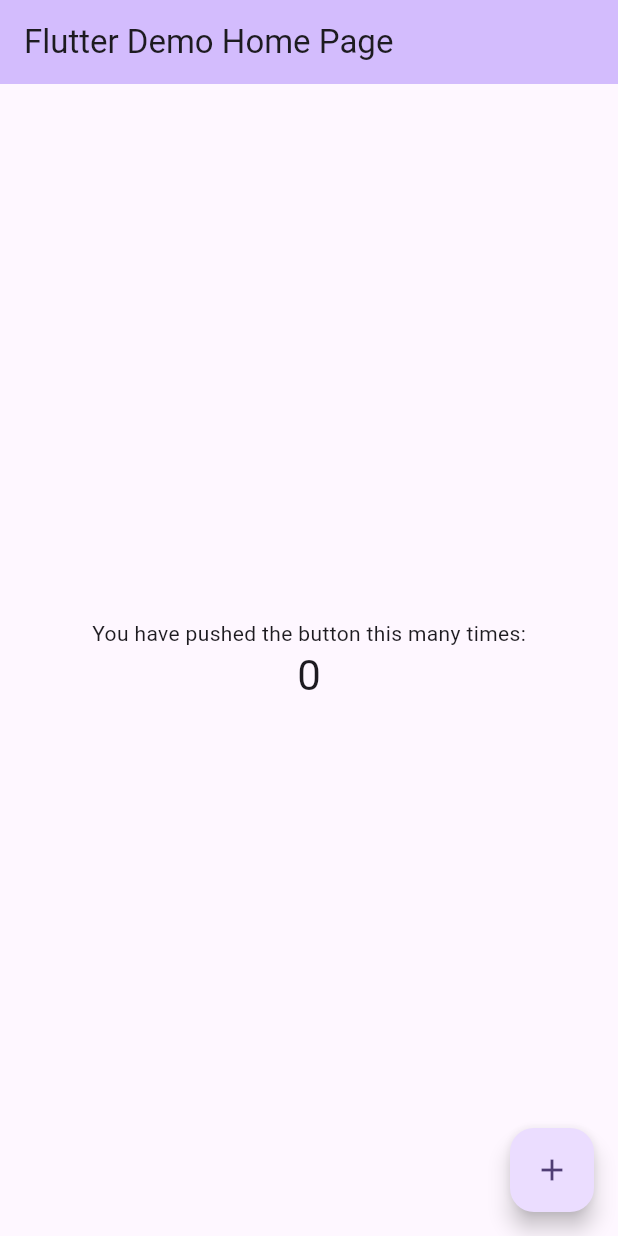
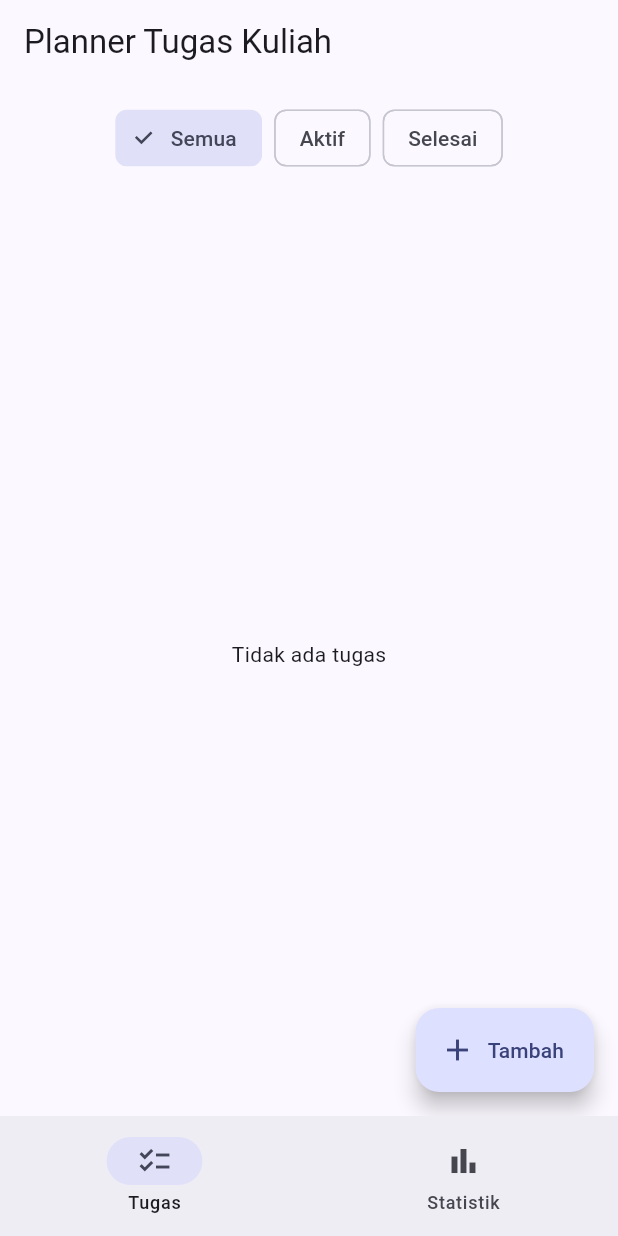
Before and after one commit to lastriputri27-del/pm-tugas-07-4243250037, a Flutter app: the screen it shows after launch, on a phone screen of 412 x 824 dp. Run offline on Flutter 3.47's test engine with Material 3 defaults, Android fonts, the phone set to English and light mode, and no system bars; our stand-ins replace go_router.

Commit message:
feat: tambah model TugasKuliah, PlannerModel, dan unit test

```diff
--- /dev/null
+++ b/lib/halaman_daftar.dart
@@ -0,0 +1,111 @@
+import 'package:flutter/material.dart';
+import 'package:go_router/go_router.dart';
+import 'package:provider/provider.dart';
+
+import 'planner_model.dart';
+
+enum FilterTugas { semua, aktif, selesai }
+
+class HalamanDaftar extends StatefulWidget {
+  const HalamanDaftar({super.key});
+
+  @override
+  State<HalamanDaftar> createState() => _HalamanDaftarState();
+}
+
+class _HalamanDaftarState extends State<HalamanDaftar> {
+  // EPHEMERAL STATE: filter hanya dipakai halaman ini -> cukup setState
+  FilterTugas _filter = FilterTugas.semua;
+
+  static const _label = {
+    FilterTugas.semua: 'Semua',
+    FilterTugas.aktif: 'Aktif',
+    FilterTugas.selesai: 'Selesai',
+  };
+
+  bool _lolos(TugasKuliah t) => switch (_filter) {
+        FilterTugas.semua => true,
+        FilterTugas.aktif => !t.selesai,
+        FilterTugas.selesai => t.selesai,
+      };
+
+  @override
+  Widget build(BuildContext context) {
+    // watch: daftar dibangun ulang setiap state bersama berubah
+    final daftar = context.watch<PlannerModel>().tugas.where(_lolos).toList();
+
+    return Scaffold(
+      appBar: AppBar(title: const Text('Planner Tugas Kuliah')),
+      body: Column(
+        children: [
+          Padding(
+            padding: const EdgeInsets.all(12),
+            child: Wrap(
+              spacing: 8,
+              children: [
+                for (final f in FilterTugas.values)
+                  FilterChip(
+                    label: Text(_label[f]!),
+                    selected: _filter == f,
+                    onSelected: (_) => setState(() => _filter = f),
+                  ),
+              ],
+            ),
+          ),
+          Expanded(
+            child: daftar.isEmpty
+                ? const Center(child: Text('Tidak ada tugas'))
+                : ListView.separated(
+                    itemCount: daftar.length,
+                    separatorBuilder: (context, i) =>
+                        const Divider(height: 1),
+                    itemBuilder: (context, i) => _ItemTugas(tugas: daftar[i]),
+                  ),
+          ),
+        ],
+      ),
+      floatingActionButton: FloatingActionButton.extended(
+        onPressed: () => context.push('/tambah'),
+        icon: const Icon(Icons.add),
+        label: const Text('Tambah'),
+      ),
+    );
+  }
+}
+
+class _ItemTugas extends StatelessWidget {
+  const _ItemTugas({required this.tugas});
+
+  final TugasKuliah tugas;
+
+  @override
+  Widget build(BuildContext context) {
+    final skema = Theme.of(context).colorScheme;
+    final hariIni = DateUtils.dateOnly(DateTime.now());
+    final terlambat = !tugas.selesai && tugas.tenggat.isBefore(hariIni);
+
+    return ListTile(
+      leading: Checkbox(
+        value: tugas.selesai,
+        // read di dalam callback: tidak perlu mendengarkan
+        onChanged: (_) => context.read<PlannerModel>().tandaiSelesai(tugas.id),
+      ),
+      title: Text(
+        tugas.judul,
+        style: TextStyle(
+          decoration: tugas.selesai ? TextDecoration.lineThrough : null,
+        ),
+      ),
+      subtitle: Text(
+        '${tugas.mataKuliah} · ${tugas.tenggat.tanggal}'
+        '${terlambat ? ' (terlambat)' : ''}',
+        style: TextStyle(color: terlambat ? skema.error : null),
+      ),
+      trailing: IconButton(
+        icon: const Icon(Icons.delete_outline),
+        tooltip: 'Hapus',
+        onPressed: () => context.read<PlannerModel>().hapus(tugas.id),
+      ),
+    );
+  }
+}
--- a/lib/main.dart
+++ b/lib/main.dart
@@ -1,121 +1,102 @@
 import 'package:flutter/material.dart';
+import 'package:go_router/go_router.dart';
+import 'package:provider/provider.dart';
 
-void main() {
-  runApp(const MyApp());
-}
+import 'halaman_daftar.dart';
+import 'halaman_form.dart';
+import 'halaman_statistik.dart';
+import 'planner_model.dart';
 
-class MyApp extends StatelessWidget {
-  const MyApp({super.key});
+void main() => runApp(
+      ChangeNotifierProvider(
+        create: (_) => PlannerModel(), // satu objek untuk seluruh aplikasi
+        child: const PlannerApp(),
+      ),
+    );
 
-  // This widget is the root of your application.
+final _router = GoRouter(
+  initialLocation: '/daftar',
+  routes: [
+    StatefulShellRoute.indexedStack(
+      builder: (context, state, shell) =>
+          KerangkaNavigasi(navigationShell: shell),
+      branches: [
+        StatefulShellBranch(routes: [
+          GoRoute(
+            path: '/daftar',
+            builder: (context, state) => const HalamanDaftar(),
+          ),
+        ]),
+        StatefulShellBranch(routes: [
+          GoRoute(
+            path: '/statistik',
+            builder: (context, state) => const HalamanStatistik(),
+          ),
+        ]),
+      ],
+    ),
+    // Di luar shell: form tampil menutupi bar navigasi
+    GoRoute(
+      path: '/tambah',
+      builder: (context, state) => const HalamanForm(),
+    ),
+  ],
+);
+
+class PlannerApp extends StatelessWidget {
+  const PlannerApp({super.key});
+
   @override
   Widget build(BuildContext context) {
-    return MaterialApp(
-      title: 'Flutter Demo',
+    return MaterialApp.router(
+      title: 'Planner Tugas Kuliah',
       theme: ThemeData(
-        // This is the theme of your application.
-        //
-        // TRY THIS: Try running your application with "flutter run". You'll see
-        // the application has a purple toolbar. Then, without quitting the app,
-        // try changing the seedColor in the colorScheme below to Colors.green
-        // and then invoke "hot reload" (save your changes or press the "hot
-        // reload" button in a Flutter-supported IDE, or press "r" if you used
-        // the command line to start the app).
-        //
-        // Notice that the counter didn't reset back to zero; the application
-        // state is not lost during the reload. To reset the state, use hot
-        // restart instead.
-        //
-        // This works for code too, not just values: Most code changes can be
-        // tested with just a hot reload.
-        colorScheme: .fromSeed(seedColor: Colors.deepPurple),
+        colorSchemeSeed: Colors.indigo,
+        useMaterial3: true,
       ),
-      home: const MyHomePage(title: 'Flutter Demo Home Page'),
+      routerConfig: _router,
     );
   }
 }
 
-class MyHomePage extends StatefulWidget {
-  const MyHomePage({super.key, required this.title});
+class KerangkaNavigasi extends StatelessWidget {
+  const KerangkaNavigasi({super.key, required this.navigationShell});
 
-  // This widget is the home page of your application. It is stateful, meaning
-  // that it has a State object (defined below) that contains fields that affect
-  // how it looks.
-
-  // This class is the configuration for the state. It holds the values (in this
-  // case the title) provided by the parent (in this case the App widget) and
-  // used by the build method of the State. Fields in a Widget subclass are
-  // always marked "final".
-
-  final String title;
-
-  @override
-  State<MyHomePage> createState() => _MyHomePageState();
-}
-
-class _MyHomePageState extends State<MyHomePage> {
-  int _counter = 0;
-
-  void _incrementCounter() {
-    setState(() {
-      // This call to setState tells the Flutter framework that something has
-      // changed in this State, which causes it to rerun the build method below
-      // so that the display can reflect the updated values. If we changed
-      // _counter without calling setState(), then the build method would not be
-      // called again, and so nothing would appear to happen.
-      _counter++;
-    });
-  }
+  final StatefulNavigationShell navigationShell;
 
   @override
   Widget build(BuildContext context) {
-    // This method is rerun every time setState is called, for instance as done
-    // by the _incrementCounter method above.
-    //
-    // The Flutter framework has been optimized to make rerunning build methods
-    // fast, so that you can just rebuild anything that needs updating rather
-    // than having to individually change instances of widgets.
+    // select: widget ini dibangun ulang HANYA bila jumlahItem aktif berubah
+    final aktif = context.select((PlannerModel m) => m.jumlahAktif);
+
     return Scaffold(
-      appBar: AppBar(
-        // TRY THIS: Try changing the color here to a specific color (to
-        // Colors.amber, perhaps?) and trigger a hot reload to see the AppBar
-        // change color while the other colors stay the same.
-        backgroundColor: Theme.of(context).colorScheme.inversePrimary,
-        // Here we take the value from the MyHomePage object that was created by
-        // the App.build method, and use it to set our appbar title.
-        title: Text(widget.title),
-      ),
-      body: Center(
-        // Center is a layout widget. It takes a single child and positions it
-        // in the middle of the parent.
-        child: Column(
-          // Column is also a layout widget. It takes a list of children and
-          // arranges them vertically. By default, it sizes itself to fit its
-          // children horizontally, and tries to be as tall as its parent.
-          //
-          // Column has various properties to control how it sizes itself and
-          // how it positions its children. Here we use mainAxisAlignment to
-          // center the children vertically; the main axis here is the vertical
-          // axis because Columns are vertical (the cross axis would be
-          // horizontal).
-          //
-          // TRY THIS: Invoke "debug painting" (choose the "Toggle Debug Paint"
-          // action in the IDE, or press "p" in the console), to see the
-          // wireframe for each widget.
-          mainAxisAlignment: .center,
-          children: [
-            const Text('You have pushed the button this many times:'),
-            Text(
-              '$_counter',
-              style: Theme.of(context).textTheme.headlineMedium,
+      body: navigationShell,
+      bottomNavigationBar: NavigationBar(
+        selectedIndex: navigationShell.currentIndex,
+        onDestinationSelected: (i) => navigationShell.goBranch(
+          i,
+          initialLocation: i == navigationShell.currentIndex,
+        ),
+        destinations: [
+          NavigationDestination(
+            icon: Badge.count(
+              count: aktif,
+              isLabelVisible: aktif > 0,
+              child: const Icon(Icons.checklist_outlined),
             ),
-          ],
-        ),
-      ),
-      floatingActionButton: FloatingActionButton(
-        onPressed: _incrementCounter,
-        tooltip: 'Increment',
-        child: const Icon(Icons.add),
+            selectedIcon: Badge.count(
+              count: aktif,
+              isLabelVisible: aktif > 0,
+              child: const Icon(Icons.checklist),
+            ),
+            label: 'Tugas',
+          ),
+          const NavigationDestination(
+            icon: Icon(Icons.bar_chart_outlined),
+            selectedIcon: Icon(Icons.bar_chart),
+            label: 'Statistik',
+          ),
+        ],
       ),
     );
   }
--- /dev/null
+++ b/lib/planner_model.dart
@@ -0,0 +1,87 @@
+import 'package:flutter/foundation.dart';
+
+/// Model data satu tugas kuliah (immutable; ubah lewat copyWith).
+class TugasKuliah {
+  const TugasKuliah({
+    required this.id,
+    required this.judul,
+    required this.mataKuliah,
+    required this.tenggat,
+    this.selesai = false,
+  });
+
+  final int id;
+  final String judul;
+  final String mataKuliah;
+  final DateTime tenggat;
+  final bool selesai;
+
+  TugasKuliah copyWith({bool? selesai}) => TugasKuliah(
+        id: id,
+        judul: judul,
+        mataKuliah: mataKuliah,
+        tenggat: tenggat,
+        selesai: selesai ?? this.selesai,
+      );
+}
+
+/// Format tanggal sederhana tanpa paket intl, contoh: 16 Nov 2026.
+extension FormatTanggal on DateTime {
+  String get tanggal {
+    const bulan = [
+      'Jan', 'Feb', 'Mar', 'Apr', 'Mei', 'Jun',
+      'Jul', 'Agu', 'Sep', 'Okt', 'Nov', 'Des',
+    ];
+    return '$day ${bulan[month - 1]} $year';
+  }
+}
+
+/// State BERSAMA (app state): dipakai halaman daftar, form, statistik,
+/// dan badge navigasi. Tidak mengimpor pustaka UI agar mudah diuji.
+class PlannerModel extends ChangeNotifier {
+  final List<TugasKuliah> _daftar = []; // privat: ubah hanya lewat method
+  int _idBerikut = 1;
+
+  /// Daftar tugas terurut berdasarkan tenggat terdekat (tidak dapat diubah).
+  List<TugasKuliah> get tugas {
+    final salinan = List<TugasKuliah>.of(_daftar)
+      ..sort((a, b) => a.tenggat.compareTo(b.tenggat));
+    return List.unmodifiable(salinan);
+  }
+
+  int get total => _daftar.length;
+  int get jumlahSelesai => _daftar.where((t) => t.selesai).length;
+  int get jumlahAktif => total - jumlahSelesai;
+
+  /// Persentase tugas selesai (0-100); 0 bila belum ada tugas.
+  double get persentaseSelesai =>
+      total == 0 ? 0 : jumlahSelesai / total * 100;
+
+  void tambah({
+    required String judul,
+    required String mataKuliah,
+    required DateTime tenggat,
+  }) {
+    _daftar.add(TugasKuliah(
+      id: _idBerikut++,
+      judul: judul.trim(),
+      mataKuliah: mataKuliah.trim(),
+      tenggat: tenggat,
+    ));
+    notifyListeners(); // beri tahu semua widget yang mendengarkan
+  }
+
+  /// Membalik status selesai/aktif suatu tugas.
+  void tandaiSelesai(int id) {
+    final i = _daftar.indexWhere((t) => t.id == id);
+    if (i == -1) return;
+    _daftar[i] = _daftar[i].copyWith(selesai: !_daftar[i].selesai);
+    notifyListeners();
+  }
+
+  void hapus(int id) {
+    final sebelum = _daftar.length;
+    _daftar.removeWhere((t) => t.id == id);
+    if (_daftar.length != sebelum) notifyListeners();
+  }
+}
```
Also changed, not shown: lib/halaman_form.dart (added, +129 -0 lines), lib/halaman_statistik.dart (added, +68 -0 lines), 1 other file.
